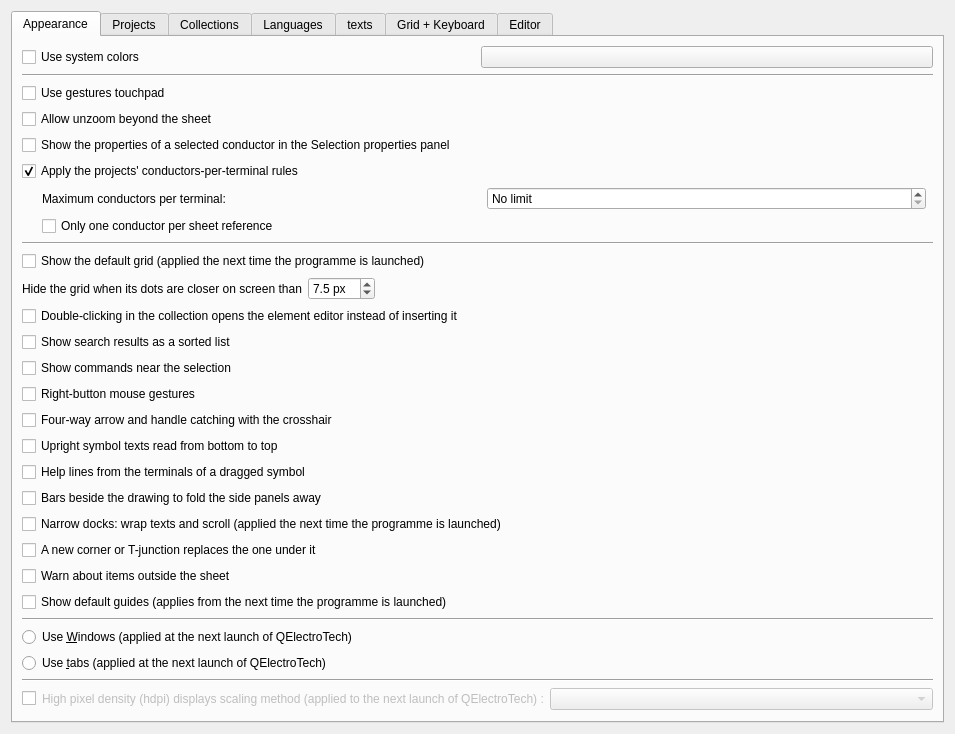
This is sources/ui/configpage/generalconfigurationpage.ui in qelectrotech/qelectrotech-source-mirror as Qt 5 draws it before an edit. The edited form follows.
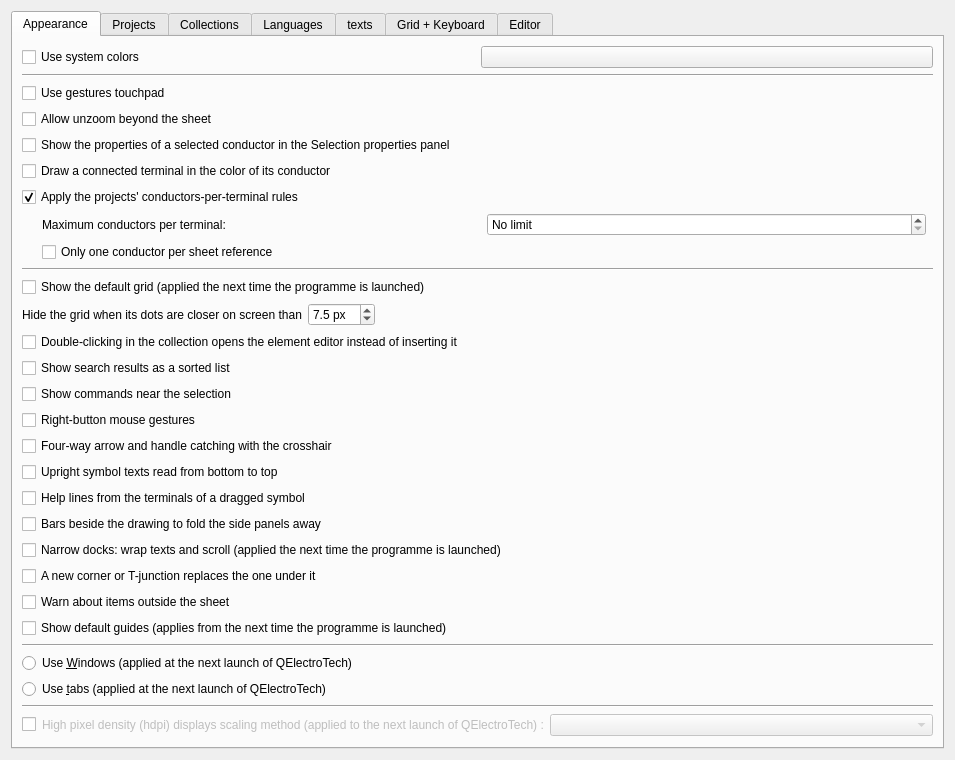
This is the edited form. Custom widgets are drawn as their Qt base class.

Commit message:
Terminals: a setting to draw a connected one in its conductor's color
Every terminal is drawn in red, so a connected one stands out as a red
dash within a wire of another color. With the new setting (off by
default), a connected terminal takes the color of its conductor.

Diff of the .ui file:
```diff
--- a/sources/ui/configpage/generalconfigurationpage.ui
+++ b/sources/ui/configpage/generalconfigurationpage.ui
@@ -70,6 +70,16 @@
          </property>
         </widget>
        </item>
+       <item>
+        <widget class="QCheckBox" name="m_terminal_conductor_color">
+         <property name="text">
+          <string>Draw a connected terminal in the color of its conductor</string>
+         </property>
+         <property name="toolTip">
+          <string>Unchecked, every terminal is drawn in red. Terminals are never printed or exported.</string>
+         </property>
+        </widget>
+       </item>
        <item>
         <widget class="QCheckBox" name="m_wiring_rules_cb">
          <property name="toolTip">
```
Left out of the diff: 1 changed line with no effect on the pictures. The commit also changes 6 other files.
